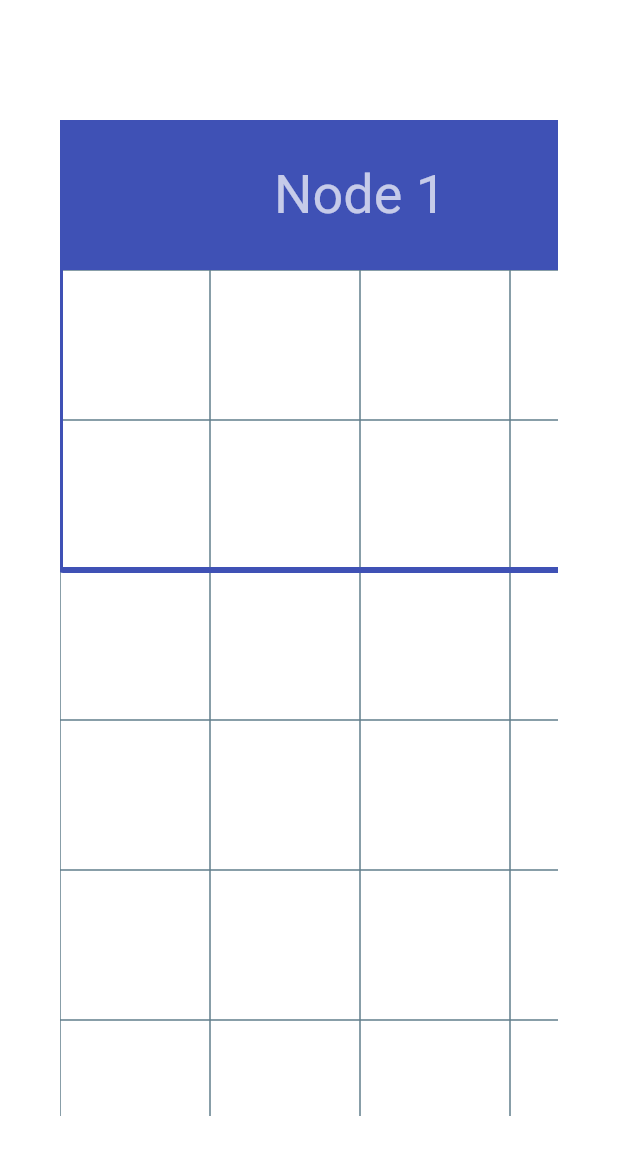
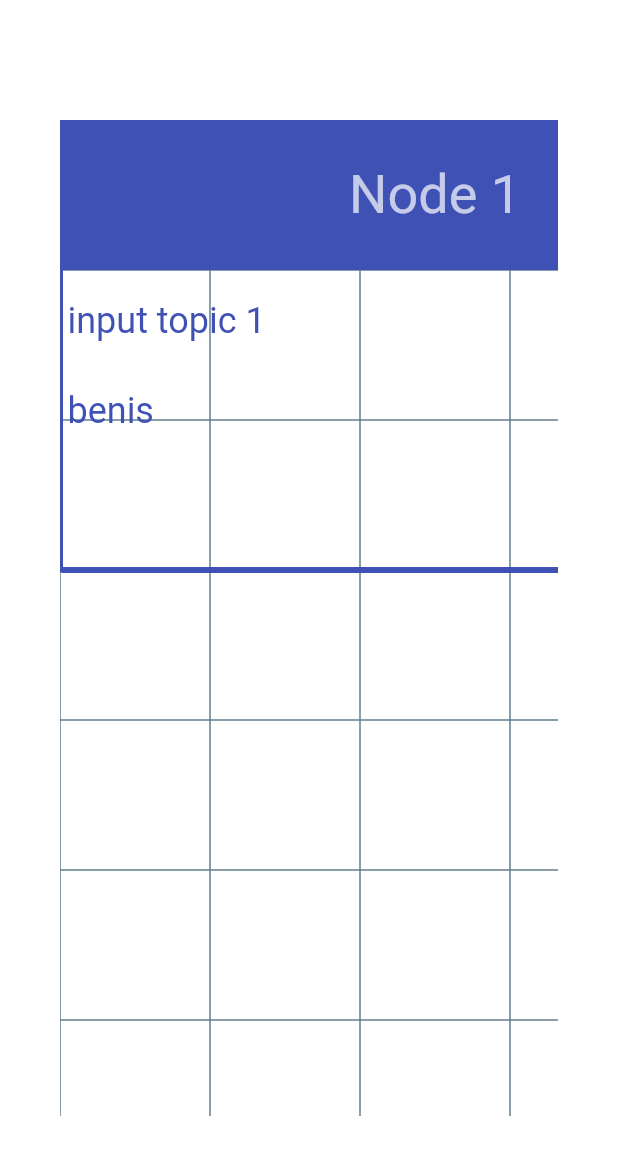
Before and after one commit to CruiseBro/rosflow, a Flutter app: the screen it shows after launch, on a phone screen of 412 x 824 dp. Shown: the top 1155 px of the screen. Run offline on Flutter 3.47's test engine with Material 2 defaults, Android fonts, the phone set to English and light mode, and no system bars.

Commit message:
initial commit

```diff
--- a/lib/UI/node_graph.dart
+++ b/lib/UI/node_graph.dart
@@ -31,7 +31,8 @@ class _MyAppState extends State<NodeGraph> {
         x: 0.0,
         y: 0.0,
         node: Node(name: "Node 1", inputTopics: [
-          Topic(name: "input topic 1", type: "std_msgs/String")
+          Topic(name: "input topic 1", type: "std_msgs/String"),
+          Topic(name: "benis", type: "std_msgs/String")
         ], outputTopics: [
           Topic(name: "output topic 1", type: "std_msgs/String")
         ])));
@@ -39,7 +40,8 @@ class _MyAppState extends State<NodeGraph> {
         x: 500,
         y: 0,
         node: Node(name: "Node 2", inputTopics: [
-          Topic(name: "input topic 2", type: "std_msgs/String")
+          Topic(name: "input topic 2", type: "std_msgs/String"),
+          Topic(name: "input topic 3", type: "std_msgs/String")
         ], outputTopics: [
           Topic(name: "output topic 1", type: "std_msgs/String")
         ])));
--- a/lib/UI/node_painter.dart
+++ b/lib/UI/node_painter.dart
@@ -2,9 +2,7 @@ import 'package:flutter/material.dart';
 import 'package:flutter/rendering.dart';
 import 'package:rosflow/models/node.dart';
 
-enum FocusStatus {
-  selected, hovered, none
-}
+enum FocusStatus { selected, hovered, none }
 
 class NodePainter extends CustomPainter {
   Node node;
@@ -13,7 +11,7 @@ class NodePainter extends CustomPainter {
 
   late TextSpan textSpan;
 
-  final width = 400.0;
+  final width = 500.0;
   final topBarHeight = 100.0;
 
   final paintStroke = Paint()
@@ -28,28 +26,56 @@ class NodePainter extends CustomPainter {
 
   late TextPainter tp;
 
-  NodePainter({required this.node, this.x = 0.0, this.y = 0.0})
-  {
-    textSpan = TextSpan(style: new TextStyle(color: Colors.white70, fontSize: 36), text: node.name);
+  List<TextPainter> inputTopicPainter = [];
+  List<TextPainter> outputTopicPainter = [];
+
+  NodePainter({required this.node, this.x = 0.0, this.y = 0.0}) {
+    textSpan = TextSpan(
+        style: new TextStyle(color: Colors.white70, fontSize: 36),
+        text: node.name);
     tp = TextPainter(text: textSpan, textAlign: TextAlign.left);
     tp.textDirection = TextDirection.ltr;
     tp.layout();
+
+    for (var topic in node.inputTopics) {
+      print("topic name: ${topic.name}");
+      var painter = TextPainter(
+          text: TextSpan(
+              style: TextStyle(color: Colors.indigo, fontSize: 24),
+              text: topic.name),
+          textAlign: TextAlign.left);
+      painter.textDirection = TextDirection.ltr;
+      painter.layout();
+      inputTopicPainter.add(painter);
+    }
+
+    for (var topic in node.outputTopics) {
+      print("topic name: ${topic.name}");
+      var painter = TextPainter(
+          text: TextSpan(
+              style: TextStyle(color: Colors.indigo, fontSize: 24),
+              text: topic.name),
+          textAlign: TextAlign.left);
+      painter.textDirection = TextDirection.ltr;
+      painter.layout();
+      outputTopicPainter.add(painter);
+    }
   }
 
-  bool isWithinHead(double probex, double probey)
-  {
-    return probex >= x && probex <= x + width && probey >= y && probey <= y + topBarHeight;
+  bool isWithinHead(double probex, double probey) {
+    return probex >= x &&
+        probex <= x + width &&
+        probey >= y &&
+        probey <= y + topBarHeight;
   }
 
-  void move(double dx, double dy)
-  {
+  void move(double dx, double dy) {
     x += dx;
     y += dy;
   }
 
   @override
   void paint(Canvas canvas, Size size) {
-
     canvas.drawRRect(
         RRect.fromRectAndRadius(
             Rect.fromLTWH(x, y, width, topBarHeight), Radius.circular(2.0)),
@@ -57,20 +83,43 @@ class NodePainter extends CustomPainter {
 
     canvas.drawRRect(
         RRect.fromRectAndRadius(
-            Rect.fromLTWH(x, y, width, topBarHeight + 200.0), Radius.circular(2.0)),
+            Rect.fromLTWH(x, y, width, topBarHeight + 200.0),
+            Radius.circular(2.0)),
         paintStroke);
 
     _paintNodeName(canvas);
-
+    _paintInputTopics(canvas);
+    _paintOutputTopics(canvas);
   }
 
-  void _paintNodeName(Canvas canvas)
-  {
+  void _paintNodeName(Canvas canvas) {
     double textDeltaY = (topBarHeight - tp.height) / 2;
     double textDeltaX = (width - tp.width) / 2;
     tp.paint(canvas, Offset(x + textDeltaX, y + textDeltaY));
   }
 
+  void _paintInputTopics(Canvas canvas) {
+    double dy = 60;
+    double offsetY = y + topBarHeight + 20;
+    double offsetX = x + 5;
+    for (var topicTextPainter in inputTopicPainter) {
+      topicTextPainter.paint(canvas, Offset(offsetX, offsetY));
+      offsetY += dy;
+    }
+  }
+
+  void _paintOutputTopics(Canvas canvas) {
+    double dy = 60;
+    double offsetY = y + topBarHeight + 20;
+    double offsetX = x - 5;
+
+    for (var topicTextPainter in outputTopicPainter) {
+      topicTextPainter.paint(canvas,
+          Offset(offsetX + width - topicTextPainter.width, offsetY));
+      offsetY += dy;
+    }
+  }
+
   @override
   bool shouldRepaint(covariant CustomPainter oldDelegate) => true;
 }
```
